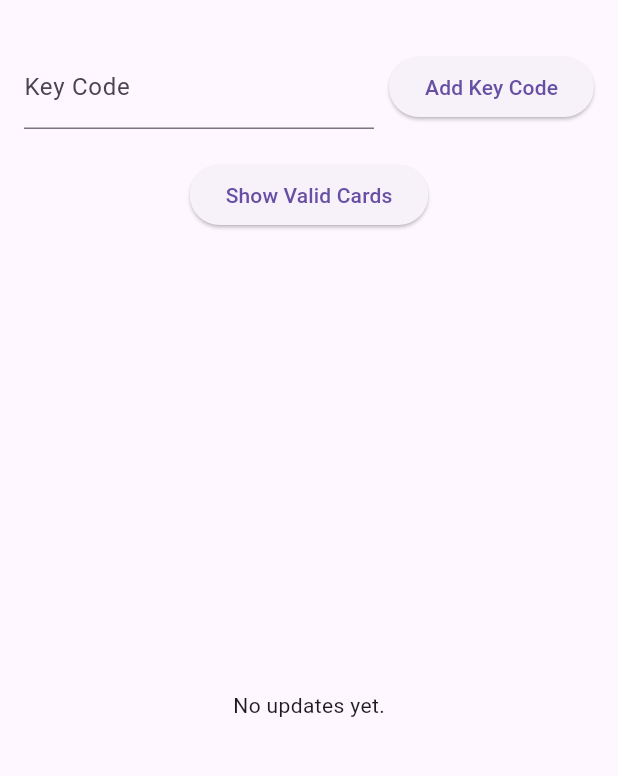
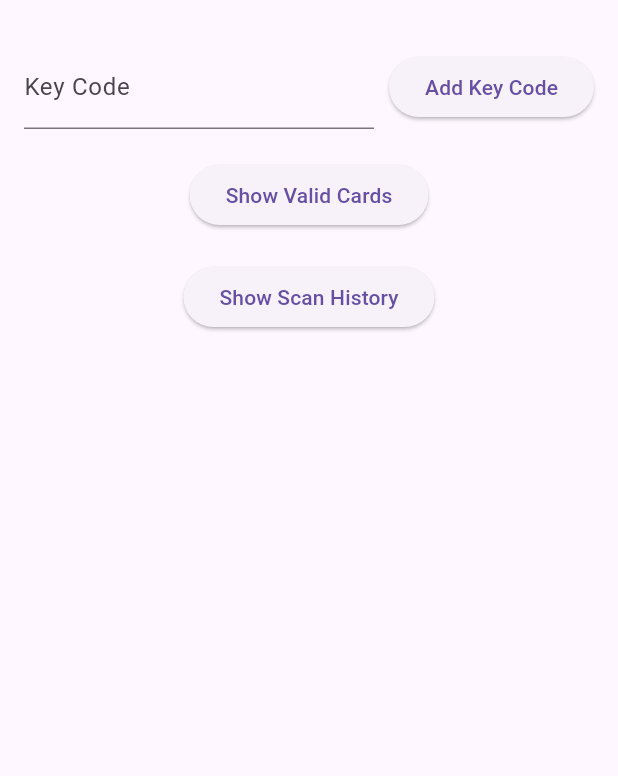
Before and after one commit to mmswflow-upb/door-lock-iot, a Flutter app: the screen it shows after launch, after a tap on "Add Key Code", on a phone screen of 412 x 824 dp, the part 63-839 px from its top. Run offline on Flutter 3.47's test engine with Material 3 defaults, Android fonts, the light colour scheme and no system bars; our stand-ins replace flutter_dotenv; network calls fail.

Commit message:
App fully functional

```diff
--- a/frontend/lib/main.dart
+++ b/frontend/lib/main.dart
@@ -6,7 +6,7 @@
 
 void main() async {
   await dotenv.load(fileName: ".env"); // Load the .env file
-  runApp(MyApp());
+  runApp(const MyApp());
 }
 
 class MyApp extends StatelessWidget {
@@ -17,7 +17,7 @@
     return MaterialApp(
       title: 'RFID Manager',
       theme: ThemeData(primarySwatch: Colors.blue),
-      home: HomeScreen(),
+      home: const HomeScreen(),
     );
   }
 }
@@ -43,6 +43,7 @@
   void initState() {
     super.initState();
     connectToWebSocket();
+    fetchScanHistory(); // Initial load of scan history
   }
 
   @override
@@ -56,10 +57,8 @@
   void connectToWebSocket() {
     channel = WebSocketChannel.connect(Uri.parse(wsUrl));
     channel?.stream.listen(
-          (message) {
-        setState(() {
-          updates.add(jsonDecode(message));
-        });
+          (_) {
+        fetchScanHistory(); // Fetch updated scan history on notification
       },
       onError: (error) {
         print("WebSocket Error: $error");
@@ -78,12 +77,10 @@
         body: jsonEncode({"newKeyCode": newKeyCode}),
       );
 
-      // Use the response body as the message
       String responseMessage = response.body.isNotEmpty
           ? response.body
           : "Unexpected response from the server.";
 
-      // Display the response message in a Snackbar
       ScaffoldMessenger.of(context).showSnackBar(
         SnackBar(content: Text(responseMessage)),
       );
@@ -95,7 +92,26 @@
     }
   }
 
-
+  Future<void> fetchScanHistory() async {
+    try {
+      final response = await http.get(Uri.parse("$serverUrl/scan-history"));
+      if (response.statusCode == 200) {
+        final List<dynamic> historyData = jsonDecode(response.body);
+        setState(() {
+          updates = historyData.cast<Map<String, dynamic>>();
+        });
+      } else {
+        ScaffoldMessenger.of(context).showSnackBar(
+          SnackBar(content: Text("Failed to fetch scan history: ${response.statusCode}")),
+        );
+      }
+    } catch (error) {
+      print("Error fetching scan history: $error");
+      ScaffoldMessenger.of(context).showSnackBar(
+        SnackBar(content: Text("Error fetching scan history.")),
+      );
+    }
+  }
 
   Future<void> fetchValidCards() async {
     try {
@@ -117,6 +133,7 @@
       );
     }
   }
+
   Future<void> deleteCard(String card) async {
     try {
       final response = await http.delete(
@@ -133,7 +150,6 @@
         SnackBar(content: Text(responseMessage)),
       );
 
-      // Refresh updates if necessary
       fetchValidCards();
     } catch (error) {
       print("Error deleting card: $error");
@@ -152,42 +168,38 @@
           builder: (context, snapshot) {
             if (snapshot.connectionState == ConnectionState.waiting) {
               return AlertDialog(
-                title: Text("Valid Cards"),
-                content: Center(child: CircularProgressIndicator()),
+                title: const Text("Valid Cards"),
+                content: const Center(child: CircularProgressIndicator()),
                 actions: [
                   TextButton(
-                    onPressed: () {
-                      Navigator.of(context).pop();
-                    },
-                    child: Text("Close"),
+                    onPressed: () => Navigator.of(context).pop(),
+                    child: const Text("Close"),
                   ),
                 ],
               );
             } else if (snapshot.hasError) {
               return AlertDialog(
-                title: Text("Error"),
-                content: Text("Failed to fetch valid cards. Please try again."),
+                title: const Text("Error"),
+                content: const Text("Failed to fetch valid cards. Please try again."),
                 actions: [
                   TextButton(
-                    onPressed: () {
-                      Navigator.of(context).pop();
-                    },
-                    child: Text("Close"),
+                    onPressed: () => Navigator.of(context).pop(),
+                    child: const Text("Close"),
                   ),
                 ],
               );
             } else {
               return AlertDialog(
-                title: Text("Valid Cards"),
+                title: const Text("Valid Cards"),
                 content: validCards.isEmpty
-                    ? Text("No valid cards found.")
+                    ? const Text("No valid cards found.")
                     : SingleChildScrollView(
                   child: ListBody(
                     children: validCards.map((card) {
                       return ListTile(
                         title: Text(card),
                         trailing: IconButton(
-                          icon: Icon(Icons.delete, color: Colors.red),
+                          icon: const Icon(Icons.delete, color: Colors.red),
                           onPressed: () {
                             deleteCard(card);
                             Navigator.of(context).pop(); // Close the modal
@@ -199,10 +211,8 @@
                 ),
                 actions: [
                   TextButton(
-                    onPressed: () {
-                      Navigator.of(context).pop();
-                    },
-                    child: Text("Close"),
+                    onPressed: () => Navigator.of(context).pop(),
+                    child: const Text("Close"),
                   ),
                 ],
               );
@@ -213,11 +223,69 @@
     );
   }
 
+  void showScanHistoryModal(BuildContext context) {
+    showDialog(
+      context: context,
+      builder: (context) {
+        return StatefulBuilder(
+          builder: (context, setState) {
+            void updateHistory() async {
+              try {
+                final response = await http.get(Uri.parse("$serverUrl/scan-history"));
+                if (response.statusCode == 200) {
+                  final List<dynamic> historyData = jsonDecode(response.body);
+                  setState(() {
+                    updates = historyData.cast<Map<String, dynamic>>();
+                  });
+                } else {
+                  ScaffoldMessenger.of(context).showSnackBar(
+                    SnackBar(content: Text("Failed to fetch scan history: ${response.statusCode}")),
+                  );
+                }
+              } catch (error) {
+                print("Error fetching scan history: $error");
+                ScaffoldMessenger.of(context).showSnackBar(
+                  SnackBar(content: Text("Error fetching scan history.")),
+                );
+              }
+            }
+
+            // Fetch history initially
+            updateHistory();
+
+            return AlertDialog(
+              title: const Text("Scan History"),
+              content: updates.isEmpty
+                  ? const Center(child: Text("No scan history found."))
+                  : SingleChildScrollView(
+                child: ListBody(
+                  children: updates.map((update) {
+                    return ListTile(
+                      title: Text("Key: ${update['enteredKey']}"),
+                      subtitle: Text(
+                          "Success: ${update['success']} | Time: ${update['time']}"),
+                    );
+                  }).toList(),
+                ),
+              ),
+              actions: [
+                TextButton(
+                  onPressed: () => Navigator.of(context).pop(),
+                  child: const Text("Close"),
+                ),
+              ],
+            );
+          },
+        );
+      },
+    );
+  }
+
 
   @override
   Widget build(BuildContext context) {
     return Scaffold(
-      appBar: AppBar(title: Text("RFID Manager")),
+      appBar: AppBar(title: const Text("RFID Manager")),
       body: Padding(
         padding: const EdgeInsets.all(16.0),
         child: Column(
@@ -228,12 +296,12 @@
                   child: TextField(
                     focusNode: cardFocusNode,
                     controller: cardController,
-                    decoration: InputDecoration(labelText: "Key Code"),
+                    decoration: const InputDecoration(labelText: "Key Code"),
                   ),
                 ),
-                SizedBox(width: 10),
+                const SizedBox(width: 10),
                 ElevatedButton(
-                  child: Text("Add Key Code"),
+                  child: const Text("Add Key Code"),
                   onPressed: () {
                     if (cardController.text.isNotEmpty) {
                       addCard(cardController.text);
@@ -244,30 +312,15 @@
                 ),
               ],
             ),
-            SizedBox(height: 20),
+            const SizedBox(height: 20),
             ElevatedButton(
               onPressed: () => showValidCardsModal(context),
-              child: Text("Show Valid Cards"),
+              child: const Text("Show Valid Cards"),
             ),
-            SizedBox(height: 20),
-            Expanded(
-              child: updates.isEmpty
-                  ? Center(child: Text("No updates yet."))
-                  : ListView.builder(
-                itemCount: updates.length,
-                itemBuilder: (context, index) {
-                  final update = updates[index];
-                  return ListTile(
-                    title: Text(update['file']),
-                    subtitle: Text(
-                      update.containsKey('newEntry')
-                          ? "UID: ${update['newEntry']['enteredKey']} - Success: ${update['newEntry']['success']}"
-                          : "Action: ${update['action']} - Card: ${update['card']}",
-                    ),
-                    trailing: Text(update['time'] ?? ""),
-                  );
-                },
-              ),
+            const SizedBox(height: 20),
+            ElevatedButton(
+              onPressed: () => showScanHistoryModal(context),
+              child: const Text("Show Scan History"),
             ),
           ],
         ),
```
